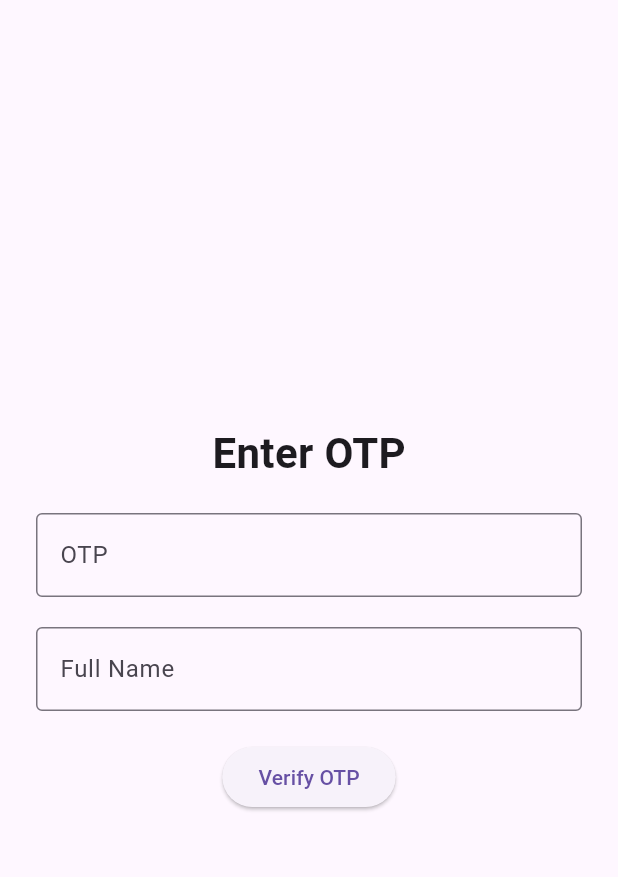
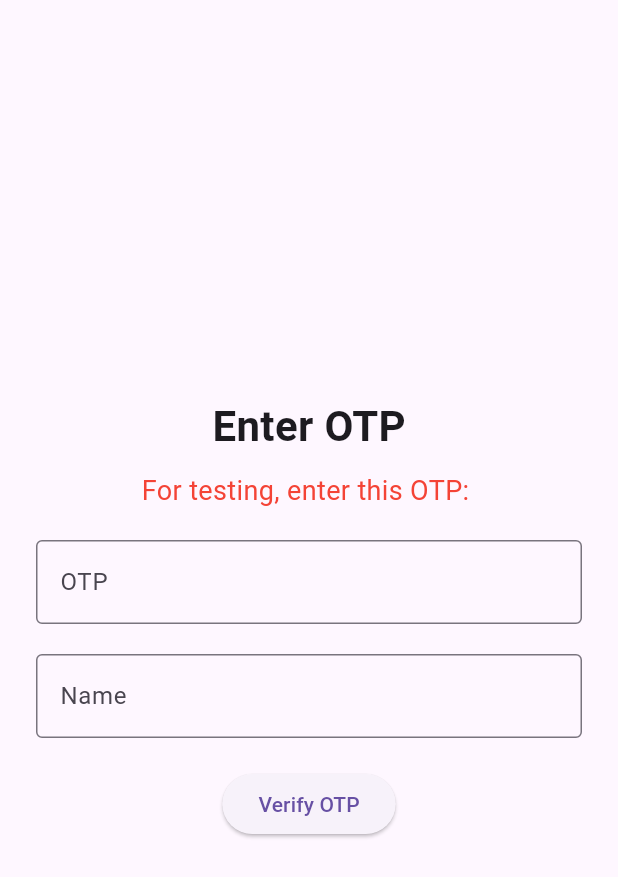
Before and after one commit to fayisdotdev/zybomart, a Flutter app: the OtpPage screen opened directly with empty values, on a phone screen of 412 x 824 dp. Shown: the top 877 px of the screen. Run offline on Flutter 3.47's test engine with Material 3 defaults, Android fonts, the light colour scheme and no system bars; our stand-ins replace dio, equatable, flutter_bloc, flutter_secure_storage; accounts and stored records are empty.

Commit message:
fixed login with otp

```diff
--- a/lib/blocs/auth/auth_state.dart
+++ b/lib/blocs/auth/auth_state.dart
@@ -11,22 +11,38 @@ class AuthLoading extends AuthState {}
 
 class OtpSent extends AuthState {
   final String phone;
-  final bool userExists; // true if user exists, false → show register
-  OtpSent({required this.phone, required this.userExists});
+  final bool userExists;
+  final String otp;
+
+  OtpSent({
+    required this.phone,
+    required this.userExists,
+    required this.otp,
+  });
+
   @override
-  List<Object?> get props => [phone, userExists];
+  List<Object?> get props => [phone, userExists, otp];
 }
 
 class Authenticated extends AuthState {
   final String token;
-  Authenticated(this.token);
+  final String phone;
+  final String name;
+
+  Authenticated({
+    required this.token,
+    required this.phone,
+    required this.name,
+  });
+
   @override
-  List<Object?> get props => [token];
+  List<Object?> get props => [token, phone, name];
 }
 
 class AuthError extends AuthState {
   final String message;
   AuthError(this.message);
+
   @override
   List<Object?> get props => [message];
 }
--- a/lib/pages/login_page.dart
+++ b/lib/pages/login_page.dart
@@ -38,7 +38,7 @@ class LoginPage extends StatelessWidget {
                     MaterialPageRoute(
                       builder: (_) => OtpPage(
                         phone: state.phone,
-                        userExists: state.userExists,
+                        userExists: state.userExists, otp: state.otp,
                       ),
                     ),
                   );
--- a/lib/pages/otp_page.dart
+++ b/lib/pages/otp_page.dart
@@ -8,10 +8,15 @@ import '../blocs/auth/auth_state.dart';
 class OtpPage extends StatelessWidget {
   final String phone;
   final bool userExists;
+  final String otp; // <-- Add this line
   final TextEditingController otpController = TextEditingController();
   final TextEditingController nameController = TextEditingController();
 
-  OtpPage({required this.phone, required this.userExists});
+  OtpPage({
+    required this.phone,
+    required this.userExists,
+    required this.otp,
+  }); // <-- Update constructor
 
   @override
   Widget build(BuildContext context) {
@@ -24,6 +29,11 @@ class OtpPage extends StatelessWidget {
             Text(
               'Enter OTP',
               style: TextStyle(fontSize: 28, fontWeight: FontWeight.bold),
+            ),
+            SizedBox(height: 10),
+            Text(
+              'For testing, enter this OTP: $otp', // <-- Show OTP
+              style: TextStyle(fontSize: 18, color: Colors.red),
             ),
             SizedBox(height: 20),
             TextField(
@@ -39,7 +49,7 @@ class OtpPage extends StatelessWidget {
               TextField(
                 controller: nameController,
                 decoration: InputDecoration(
-                  labelText: 'Full Name',
+                  labelText: 'Name',
                   border: OutlineInputBorder(),
                 ),
               ),
```
Also changed, not shown: lib/blocs/auth/auth_bloc.dart (+41 -19 lines), lib/pages/homepage.dart (+26 -1 lines), lib/pages/splash_page.dart (+17 -3 lines), lib/repositories/auth_repositories.dart (+42 -15 lines).
